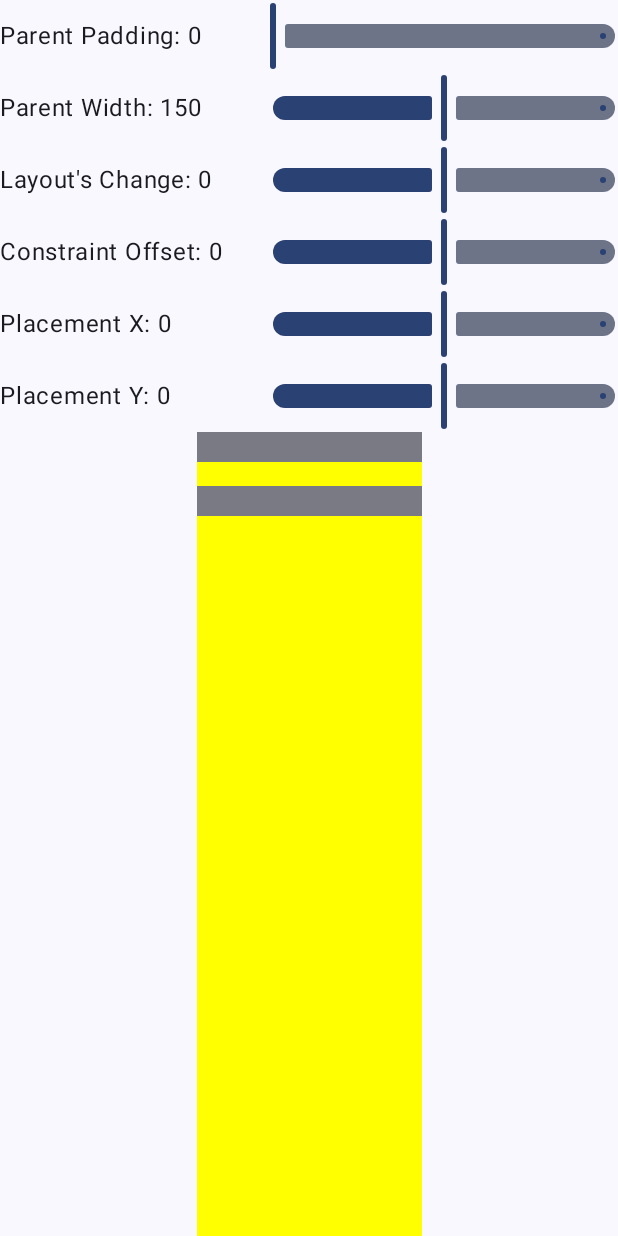
After one commit to elye/demo_android_jetpack_compose_custom_layout, an Android app built with Jetpack Compose: the DividerColumnExperimentActivity screen opened directly, with no data from a screen before it, on a phone screen of 412 x 824 dp. The commit adds this screen. Run offline under Robolectric (Android 15) with nearby library versions, the phone set to English and light mode, and no system bars.

Commit message:
Add divider activities

```diff
--- a/app/src/main/AndroidManifest.xml
+++ b/app/src/main/AndroidManifest.xml
@@ -26,5 +26,7 @@
         <activity android:name=".AutoWidthSortColumnActivity" />
         <activity android:name=".LayoutSizeExperimentActivity" />
         <activity android:name=".LayoutModifierSizeExperimentActivity" />
+        <activity android:name=".DividerColumnExperimentActivity" />
+        <activity android:name=".DividerLazyColumnExperimentActivity" />
     </application>
 </manifest>
--- /dev/null
+++ b/app/src/main/java/com/example/customlayout/DividerColumnExperimentActivity.kt
@@ -0,0 +1,138 @@
+package com.example.customlayout
+
+import android.os.Bundle
+import androidx.activity.ComponentActivity
+import androidx.activity.compose.setContent
+import androidx.compose.foundation.background
+import androidx.compose.foundation.layout.Arrangement
+import androidx.compose.foundation.layout.Column
+import androidx.compose.foundation.layout.Row
+import androidx.compose.foundation.layout.fillMaxHeight
+import androidx.compose.foundation.layout.fillMaxSize
+import androidx.compose.foundation.layout.height
+import androidx.compose.foundation.layout.padding
+import androidx.compose.foundation.layout.width
+import androidx.compose.material3.Divider
+import androidx.compose.material3.MaterialTheme
+import androidx.compose.material3.Slider
+import androidx.compose.material3.Surface
+import androidx.compose.material3.Text
+import androidx.compose.runtime.Composable
+import androidx.compose.runtime.getValue
+import androidx.compose.runtime.mutableStateOf
+import androidx.compose.runtime.remember
+import androidx.compose.runtime.setValue
+import androidx.compose.ui.Alignment
+import androidx.compose.ui.Modifier
+import androidx.compose.ui.graphics.Color
+import androidx.compose.ui.layout.layout
+import androidx.compose.ui.unit.dp
+import androidx.compose.ui.unit.offset
+import com.example.customlayout.ui.theme.CustomLayoutTheme
+
+class DividerColumnExperimentActivity : ComponentActivity() {
+    override fun onCreate(savedInstanceState: Bundle?) {
+        super.onCreate(savedInstanceState)
+        setContent {
+            CustomLayoutTheme {
+                // A surface container using the 'background' color from the theme
+                Surface(
+                    modifier = Modifier.fillMaxSize(),
+                    color = MaterialTheme.colorScheme.background
+                ) {
+                    Greeting()
+                }
+            }
+        }
+    }
+
+    @Composable
+    fun Greeting() {
+        Column(
+            horizontalAlignment = Alignment.CenterHorizontally,
+        ) {
+            val textWidth = 180.dp
+            var parentPadding by remember { mutableStateOf(0) }
+            Row(verticalAlignment = Alignment.CenterVertically) {
+                Text(text = "Parent Padding: $parentPadding", modifier = Modifier.width(textWidth))
+                Slider(
+                    value = parentPadding.toFloat(),
+                    onValueChange = { parentPadding = it.toInt() },
+                    valueRange = 0f..64f
+                )
+            }
+            var parentWidth by remember { mutableStateOf(150) }
+            Row(verticalAlignment = Alignment.CenterVertically) {
+                Text(text = "Parent Width: $parentWidth", modifier = Modifier.width(textWidth))
+                Slider(
+                    value = parentWidth.toFloat(),
+                    onValueChange = { parentWidth = it.toInt() },
+                    valueRange = 0f..300f
+                )
+            }
+            var layoutSizeChange by remember { mutableStateOf(0) }
+            Row(verticalAlignment = Alignment.CenterVertically) {
+                Text(
+                    text = "Layout's Change: $layoutSizeChange",
+                    modifier = Modifier.width(textWidth)
+                )
+                Slider(
+                    value = layoutSizeChange.toFloat(),
+                    onValueChange = { layoutSizeChange = it.toInt() },
+                    valueRange = -250f..250f
+                )
+            }
+            var constraintOffSet by remember { mutableStateOf(0) }
+            Row(verticalAlignment = Alignment.CenterVertically) {
+                Text(
+                    text = "Constraint Offset: $constraintOffSet",
+                    modifier = Modifier.width(textWidth)
+                )
+                Slider(
+                    value = constraintOffSet.toFloat(),
+                    onValueChange = { constraintOffSet = it.toInt() },
+                    valueRange = -250f..250f
+                )
+            }
+            var placementX by remember { mutableStateOf(0) }
+            Row(verticalAlignment = Alignment.CenterVertically) {
+                Text(text = "Placement X: $placementX", modifier = Modifier.width(textWidth))
+                Slider(
+                    value = placementX.toFloat(),
+                    onValueChange = { placementX = it.toInt() },
+                    valueRange = -150f..150f
+                )
+            }
+            var placementY by remember { mutableStateOf(0) }
+            Row(verticalAlignment = Alignment.CenterVertically) {
+                Text(text = "Placement Y: $placementY", modifier = Modifier.width(textWidth))
+                Slider(
+                    value = placementY.toFloat(),
+                    onValueChange = { placementY = it.toInt() },
+                    valueRange = -150f..150f
+                )
+            }
+            Column(
+                verticalArrangement = Arrangement.spacedBy(16.dp),
+                modifier = Modifier
+                    .width(parentWidth.dp)
+                    .fillMaxHeight()
+                    .background(Color.Yellow)
+                    .padding(parentPadding.dp)
+            ) {
+                Divider(modifier = Modifier.height(20.dp))
+                Divider(modifier = Modifier
+                    .height(20.dp)
+                    .layout { measurable, constraints ->
+                        val placeable =
+                            measurable.measure(constraints.offset(constraintOffSet.dp.roundToPx()))
+                        layout(
+                            placeable.width + layoutSizeChange.dp.roundToPx(),
+                            placeable.height
+                        ) { placeable.place(placementX, placementY) }
+                    }
+                )
+            }
+        }
+    }
+}
--- a/app/src/main/java/com/example/customlayout/MainActivity.kt
+++ b/app/src/main/java/com/example/customlayout/MainActivity.kt
@@ -1,7 +1,5 @@
 package com.example.customlayout
 
-import android.content.ComponentName
-import android.content.Context
 import android.content.Intent
 import android.os.Bundle
 import androidx.activity.ComponentActivity
@@ -45,6 +43,8 @@ class MainActivity : ComponentActivity() {
             ButtonLauncher(AutoWidthSortColumnActivity::class)
             ButtonLauncher(LayoutSizeExperimentActivity::class)
             ButtonLauncher(LayoutModifierSizeExperimentActivity::class)
+            ButtonLauncher(DividerColumnExperimentActivity::class)
+            ButtonLauncher(DividerLazyColumnExperimentActivity::class)
         }
     }
 
```
Also changed, not shown: app/src/main/java/com/example/customlayout/DividerLazyColumnExperimentActivity.kt (added, +142 -0 lines).
